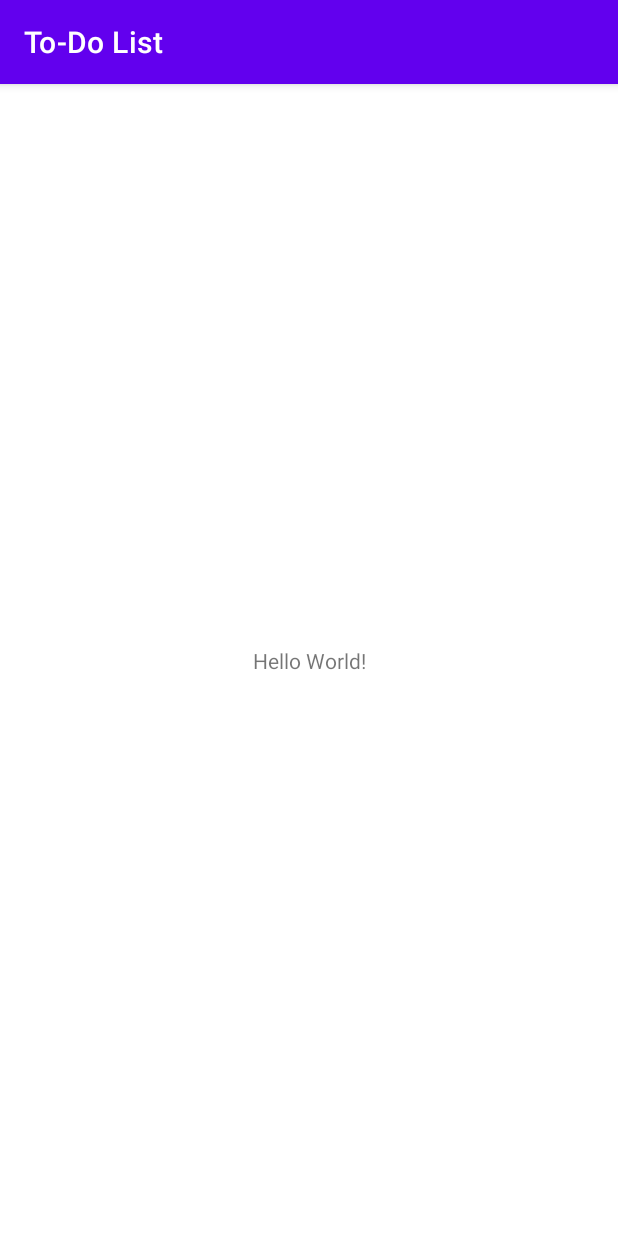
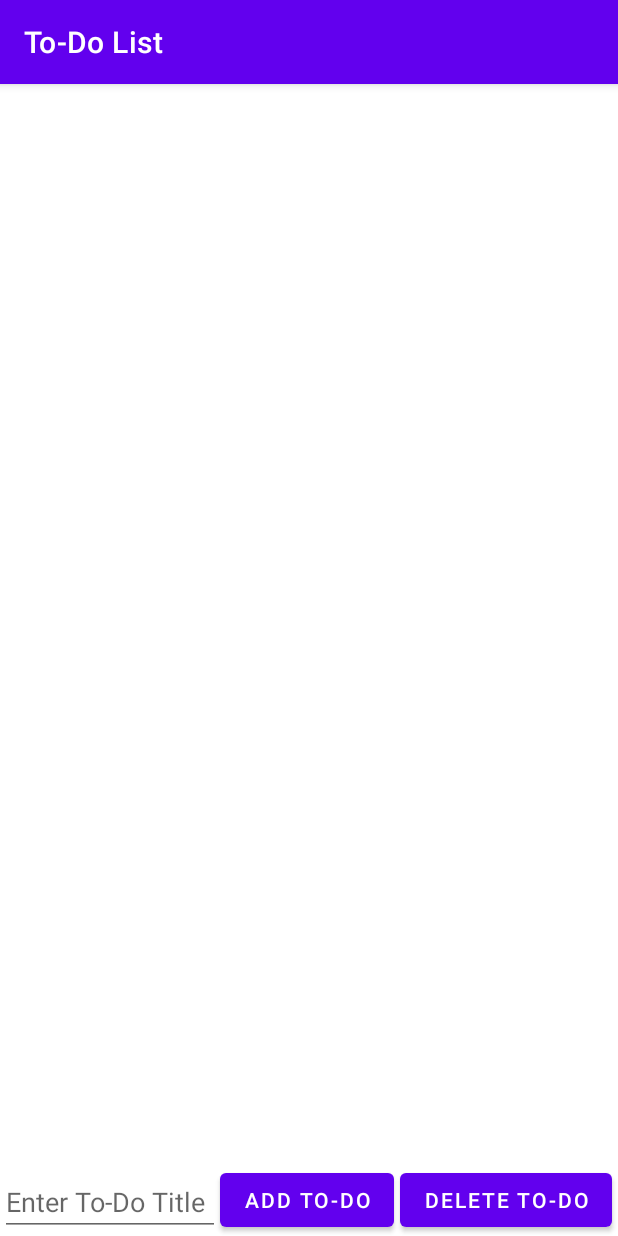
Before and after one commit to MyPingO/To-Do-List, an Android app: the screen it shows after launch (MainActivity), on a phone screen of 412 x 824 dp. Run offline under Robolectric (Android 15) with nearby library versions, the phone set to English and light mode, and no system bars.

Commit message:
Edited main view xml file

```diff
--- a/app/build.gradle
+++ b/app/build.gradle
@@ -40,4 +40,6 @@ dependencies {
     testImplementation 'junit:junit:4.13.2'
     androidTestImplementation 'androidx.test.ext:junit:1.1.3'
     androidTestImplementation 'androidx.test.espresso:espresso-core:3.4.0'
+
+    implementation 'com.google.android.material:material:1.3.0-alpha02'
 }
--- a/app/src/main/res/layout/activity_main.xml
+++ b/app/src/main/res/layout/activity_main.xml
@@ -6,13 +6,39 @@
     android:layout_height="match_parent"
     tools:context=".MainActivity">
 
-    <TextView
+    <androidx.recyclerview.widget.RecyclerView
+        android:id="@+id/rvToDoItems"
+        android:layout_width="match_parent"
+        android:layout_height="0dp"
+        app:layout_constraintBottom_toTopOf="@+id/btnAddToDo"
+        app:layout_constraintEnd_toEndOf="parent"
+        app:layout_constraintStart_toStartOf="parent"
+        app:layout_constraintTop_toTopOf="parent" />
+
+    <EditText
+        android:id="@+id/etToDoTitle"
+        android:layout_width="0dp"
+        android:layout_height="wrap_content"
+        android:hint="Enter To-Do Title"
+        app:layout_constraintBottom_toBottomOf="parent"
+        app:layout_constraintEnd_toStartOf="@+id/btnAddToDo"
+        app:layout_constraintStart_toStartOf="parent" />
+
+    <Button
+        android:id="@+id/btnAddToDo"
         android:layout_width="wrap_content"
         android:layout_height="wrap_content"
-        android:text="Hello World!"
+        android:layout_marginEnd="4dp"
+        android:text="Add To-Do"
         app:layout_constraintBottom_toBottomOf="parent"
-        app:layout_constraintLeft_toLeftOf="parent"
-        app:layout_constraintRight_toRightOf="parent"
-        app:layout_constraintTop_toTopOf="parent" />
+        app:layout_constraintEnd_toStartOf="@+id/btnDeleteToDo" />
 
+    <Button
+        android:id="@+id/btnDeleteToDo"
+        android:layout_width="wrap_content"
+        android:layout_height="wrap_content"
+        android:layout_marginEnd="4dp"
+        android:text="Delete To-Do"
+        app:layout_constraintBottom_toBottomOf="parent"
+        app:layout_constraintEnd_toEndOf="parent" />
 </androidx.constraintlayout.widget.ConstraintLayout>
--- /dev/null
+++ b/app/src/main/res/layout/todo_item.xml
@@ -0,0 +1,6 @@
+<?xml version="1.0" encoding="utf-8"?>
+<androidx.constraintlayout.widget.ConstraintLayout xmlns:android="http://schemas.android.com/apk/res/android"
+    android:layout_width="match_parent"
+    android:layout_height="match_parent">
+
+</androidx.constraintlayout.widget.ConstraintLayout>
```
